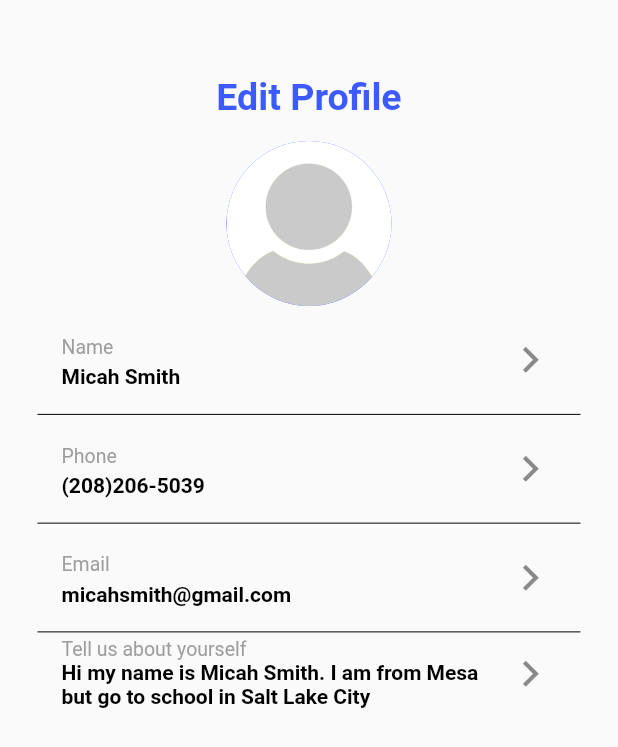
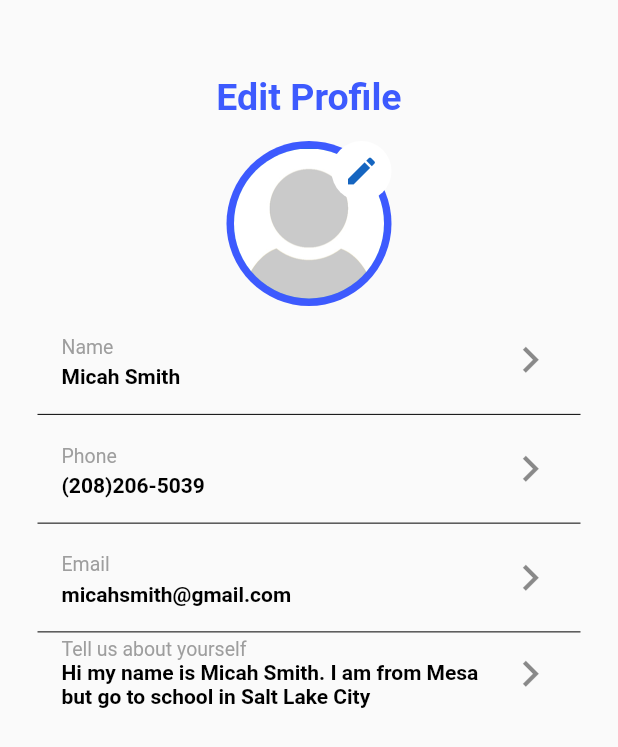
Before and after one commit to dchicchon/flutter-mobile-app, a Flutter app: the screen it shows after launch, on a phone screen of 412 x 824 dp. Shown: the top 747 px of the screen. Run offline on Flutter 3.47's test engine with Material 2 defaults, Android fonts, the phone set to English and light mode, and no system bars; our stand-ins replace image_picker.

Commit message:
added photo to Photo page and add alignment of icon over photo on MyHomePage with Stack

```diff
--- a/lib/MyHomePage.dart
+++ b/lib/MyHomePage.dart
@@ -1,11 +1,11 @@
-import 'package:flutter/material.dart';
-import 'package:mobile_app/About.dart';
-import 'package:image_picker/image_picker.dart';
-import 'dart:io';
-import 'package:mobile_app/PhoneNumber.dart';
-import 'Email.dart';
-import 'Name.dart';
-import 'Photo.dart';
+import 'package:flutter/material.dart'; // allows us to use dart?
+import 'package:mobile_app/About.dart'; // About page
+import 'package:image_picker/image_picker.dart'; // pick images with this
+import 'dart:io'; // used for File?
+import 'package:mobile_app/PhoneNumber.dart'; // PhoneNumber page
+import 'Email.dart'; // email page
+import 'Name.dart'; // name page
+import 'Photo.dart'; // photo page
 
 // State
 class MyHomePage extends StatefulWidget {
@@ -96,8 +96,10 @@ class _MyHomePageState extends State<MyHomePage> {
   }
 
   void updatePhoto() {
-    Navigator.push(context,
-        MaterialPageRoute(builder: (context) => Photo(this.submitPhoto)));
+    Navigator.push(
+        context,
+        MaterialPageRoute(
+            builder: (context) => Photo(this.submitPhoto, this._image)));
   }
 
   void updateName() {
@@ -147,27 +149,33 @@ class _MyHomePageState extends State<MyHomePage> {
                 Row(
                   mainAxisAlignment: MainAxisAlignment.center,
                   children: [
+                    Stack(
+                      children: [
                         GestureDetector(
                             onTap: this.updatePhoto,
                             child: CircleAvatar(
                                 radius: 55.0,
                                 backgroundColor: Colors.indigoAccent.shade400,
+                                child: CircleAvatar(
+                                    radius: 50,
                                     child: ClipOval(
                                         child: (this._image != null)
                                             ? Image.file(this._image)
-                                    : Image.asset("assets/no_img.jpg")))),
-                    // backgroundImage: AssetImage(this._image == null
-                    //     : this._image.path),
-                    // child: Ink(
-                    //     decoration: const ShapeDecoration(
-                    //         color: Colors.white,
-                    //         shape: CircleBorder()),
-                    //     child: IconButton(
-                    //         onPressed: this.updatePhoto,
-                    //         icon: Icon(Icons.edit),
-                    //         color: Colors.blue.shade800,
-                    //         padding: EdgeInsets.fromLTRB(
-                    //             50, 0, 0, 50)))))),
+                                            : Image.asset(
+                                                "assets/no_img.jpg"))))),
+                        Positioned(
+                            top: 0,
+                            right: 0,
+                            child: CircleAvatar(
+                                backgroundColor: Colors.white,
+                                radius: 20,
+                                child: IconButton(
+                                  onPressed: this.updatePhoto,
+                                  icon: Icon(Icons.edit),
+                                  color: Colors.blue.shade800,
+                                )))
+                      ],
+                    ),
                   ],
                 ),
                 Row(children: [
```
Also changed, not shown: lib/Name.dart (+5 -4 lines), lib/Photo.dart (+18 -7 lines), 1 other file. Lines whose indentation alone changed are shown as unchanged.
